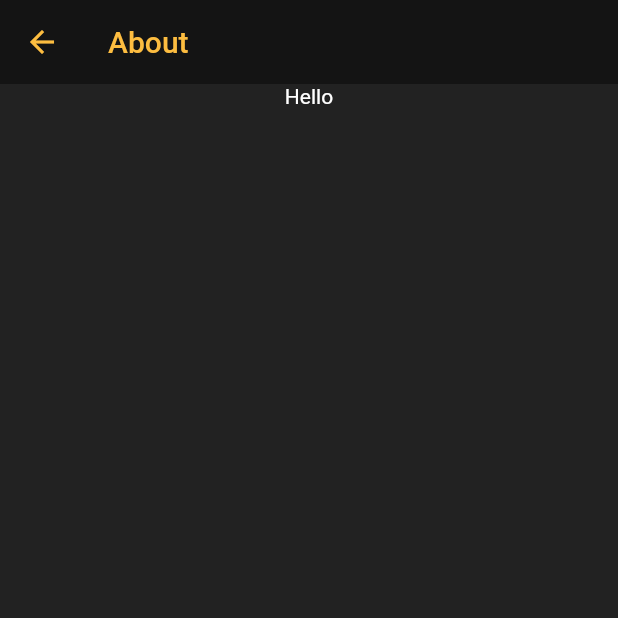
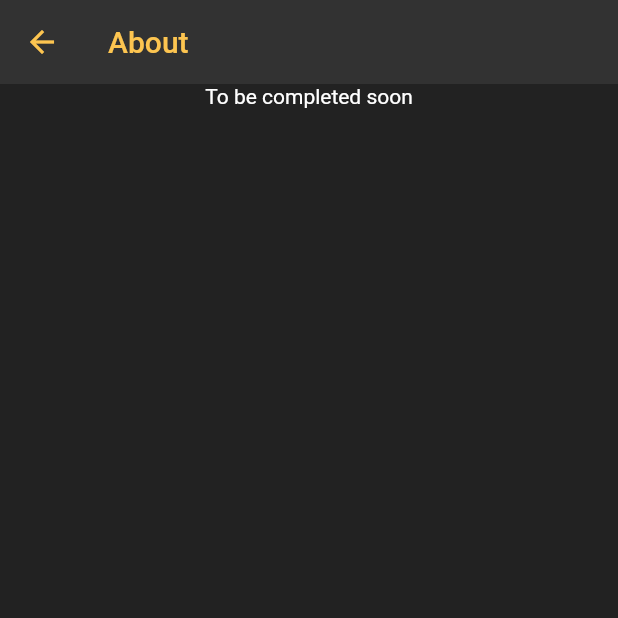
Before and after one commit to sourhub226/flutter-cats-dogs-CNN, a Flutter app: the screen it shows after launch, after a tap on the "info outline" icon, on a phone screen of 412 x 824 dp, the top half of it. Run offline on Flutter 3.47's test engine with Material 2 defaults, Android fonts, the phone set to English and light mode, and no system bars; our stand-ins replace image_picker, splashscreen; missing offline and left inert: tflite.

Commit message:
UI and code improvements

```diff
--- a/lib/aboutpage.dart
+++ b/lib/aboutpage.dart
@@ -13,7 +13,7 @@ class AboutPage extends StatelessWidget {
       body: Center(
         child: Column(
           children: [
-            Text('Hello'),
+            Text('To be completed soon'),
           ],
         ),
       ),
--- a/lib/home.dart
+++ b/lib/home.dart
@@ -48,7 +48,7 @@ class _HomeState extends State<Home> {
         source: ImageSource.camera,
         maxHeight: 480,
         maxWidth: 640,
-        imageQuality: 0,
+        imageQuality: 50,
         preferredCameraDevice: CameraDevice.front);
     if (image == null) return null;
     setImageSize(image);
@@ -59,7 +59,11 @@ class _HomeState extends State<Home> {
   }
 
   pickGalleryImage() async {
-    var image = await picker.pickImage(source: ImageSource.gallery,maxHeight: 480,maxWidth: 640,imageQuality: 0);
+    var image = await picker.pickImage(
+        source: ImageSource.gallery,
+        maxHeight: 480,
+        maxWidth: 640,
+        imageQuality: 0);
     if (image == null) return null;
     setImageSize(image);
     setState(() {
@@ -71,7 +75,7 @@ class _HomeState extends State<Home> {
   classifyImage(File image) async {
     var output = await Tflite.runModelOnImage(
       path: image.path,
-      numResults: 2,
+      numResults: 20,
       threshold: 0.5,
       imageMean: 127.5,
       imageStd: 127.5,
@@ -170,7 +174,9 @@ class _HomeState extends State<Home> {
                                 ? MediaQuery.of(context).size.height / 2.3
                                 : MediaQuery.of(context).size.height / 3.4,
                             child: ClipRRect(
-                              borderRadius: BorderRadius.circular(10),
+                              borderRadius: BorderRadius.only(
+                                  topLeft: Radius.circular(10),
+                                  topRight: Radius.circular(10)),
                               child: FittedBox(
                                 fit: BoxFit.cover,
                                 child: ConstrainedBox(
@@ -186,9 +192,6 @@ class _HomeState extends State<Home> {
                           ),
                           _output != null
                               ? Container(
-                                  decoration: BoxDecoration(
-                                    borderRadius: BorderRadius.circular(7),
-                                  ),
                                   child: Padding(
                                     padding:
                                         const EdgeInsets.fromLTRB(5, 2, 6, 3),
@@ -202,7 +205,7 @@ class _HomeState extends State<Home> {
                                     ),
                                   ),
                                 )
-                              : Container(),
+                              : () {},
                           SizedBox(
                             height: 10,
                           ),
--- a/lib/main.dart
+++ b/lib/main.dart
@@ -6,8 +6,11 @@ void main() {
 }
 
 class MyApp extends StatelessWidget {
-  // This widget is the root of your application.
   static const labelColor = Color(0xFFcfdfe8);
+  static const accentColor = Color(0xfffdc550);
+  static const appBarColor = Color(0xff323232);
+  static const canvasColor = Color(0xff222222);
+
   @override
   Widget build(BuildContext context) {
     return MaterialApp(
@@ -17,16 +20,19 @@ class MyApp extends StatelessWidget {
       darkTheme: ThemeData(
         appBarTheme: AppBarTheme(elevation: 0),
         brightness: Brightness.dark,
-          primaryColor: Color(0xff141414),
-          canvasColor: Color(0xff222222),
-          accentColor: Color(0xfffdbd40),
-          primaryIconTheme: IconThemeData(color: Color(0xfffdbd40)),
+        primaryColor: appBarColor,
+        canvasColor: canvasColor,
+        accentColor: accentColor,
+        primaryIconTheme: IconThemeData(color: accentColor),
         iconTheme: IconThemeData(color: labelColor),
         tooltipTheme: TooltipThemeData(
           textStyle: TextStyle(color: labelColor),
           decoration: BoxDecoration(
-                  color: Color(0xff141414),
-                  borderRadius: BorderRadius.circular(20)))),
+            color: appBarColor,
+            borderRadius: BorderRadius.circular(20),
+          ),
+        ),
+      ),
     );
   }
 }
--- a/lib/splashscreen.dart
+++ b/lib/splashscreen.dart
@@ -14,7 +14,7 @@ class _MySplashState extends State<MySplash> {
       seconds: 2,
       navigateAfterSeconds: Home(),
       image: Image.asset("assets/icons/catdog_transparent.png"),
-      backgroundColor: Theme.of(context).primaryColor,
+      backgroundColor: Theme.of(context).canvasColor,
       photoSize: 120,
       loaderColor: Theme.of(context).accentColor,
     );
```
Lines whose indentation alone changed are shown as unchanged.
